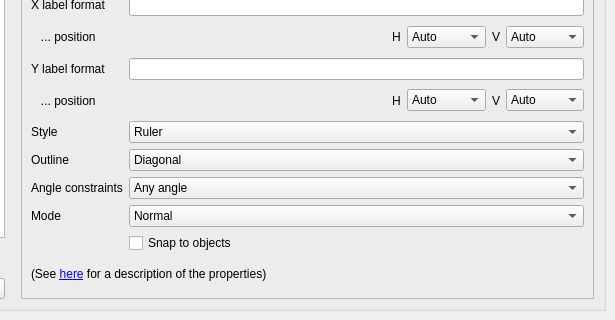
This is src/ant/ant/RulerConfigPage4.ui in KLayout/klayout as Qt 5 draws it before an edit; both pictures show x 130 to 745 and y 118 to 438 of the 745 by 438 pixel window. The edited form follows.
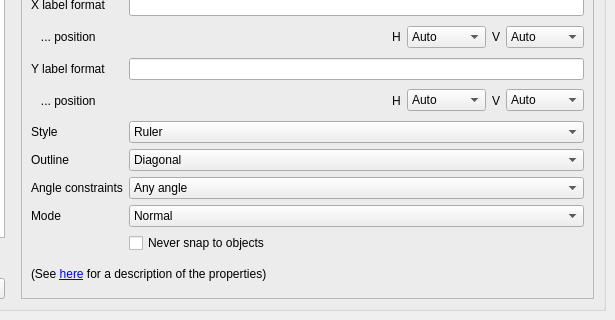
This is the edited form. Icons and pictures are not drawn.

Commit message: For more clarity change 'snap to objects (unless disabled in template)' to 'never snap to object' (inverted) in rulers config.

What changed in the file:
```diff
--- a/src/ant/ant/RulerConfigPage4.ui
+++ b/src/ant/ant/RulerConfigPage4.ui
@@ -599,7 +599,7 @@
             <string>If checked, snap to edges or vertices of objects unless disabled above</string>
            </property>
            <property name="text">
-            <string>Snap to objects</string>
+            <string>Never snap to objects</string>
            </property>
           </widget>
          </item>
```
Left out of the diff: 4 changed lines with no effect on the pictures. The commit also changes 2 other files.
